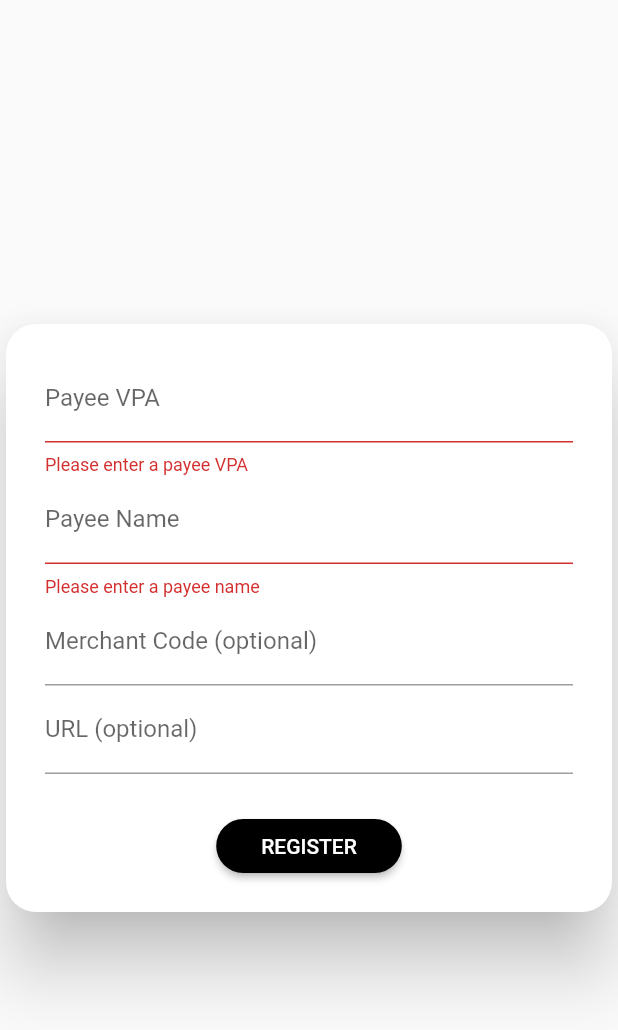
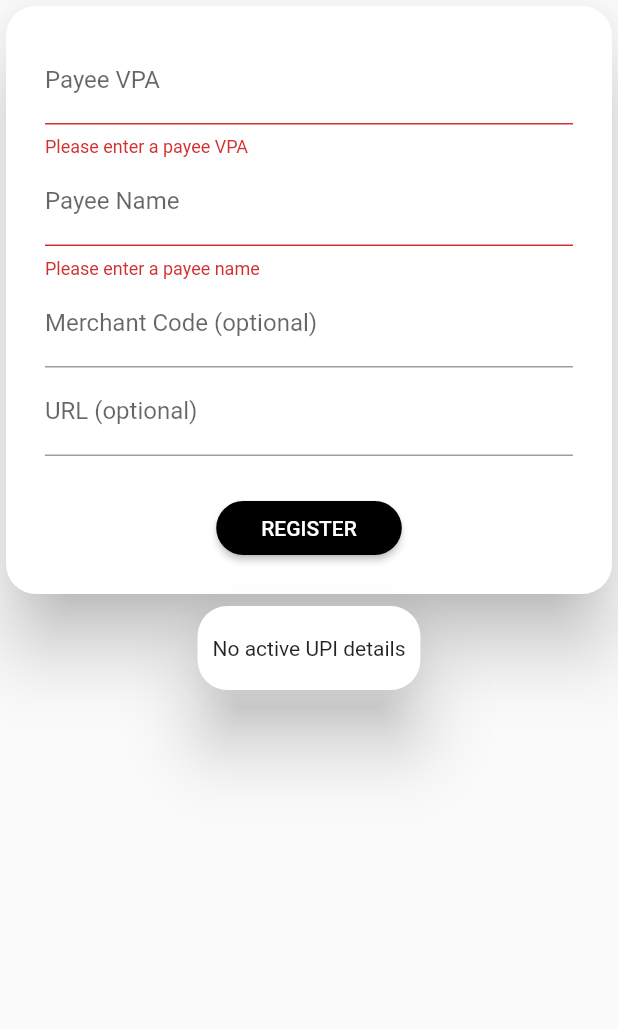
Before and after one commit to kartiksheoranexe/inven-frontend, a Flutter app: the RegisterUpiWidget screen opened directly, after a tap on "REGISTER", on a phone screen of 412 x 824 dp. Shown: the top 1030 px of the screen. Run offline on Flutter 3.47's test engine with Material 2 defaults, Android fonts, the phone set to English and light mode, and no system bars; our stand-ins replace file_picker, flutter_typeahead, permission_handler, pie_chart, shared_preferences; missing offline and left inert: android_intent_plus; accounts and stored records are empty; network calls fail.

Commit message:
upi details view and delete

```diff
--- a/lib/code/config.dart
+++ b/lib/code/config.dart
@@ -1,5 +1,4 @@
 class AppConfig {
   static const String host = '192.168.29.254';
-
   static const int port = 8000;
 }
--- /dev/null
+++ b/lib/code/deleteupiapi.dart
@@ -0,0 +1,24 @@
+import 'dart:convert';
+import 'package:http/http.dart' as http;
+import 'config.dart';
+import 'package:inven/code/loginapi.dart';
+
+Future<void> deleteUpiDetails(String upi) async {
+  final url = 'http://${AppConfig.host}:${AppConfig.port}/inventory/del_upi_details/';
+  String? authToken = await AuthStorage.getToken();
+
+  final response = await http.delete(
+    Uri.parse(url),
+    headers: {
+      'Content-Type': 'application/json',
+      'Authorization': 'Token $authToken',
+    },
+    body: jsonEncode({
+      'upi': upi,
+    }),
+  );
+
+  if (response.statusCode != 200) {
+    throw Exception('Failed to delete UPI details');
+  }
+}
--- /dev/null
+++ b/lib/code/showupidetailsapi.dart
@@ -0,0 +1,23 @@
+import 'dart:convert';
+import 'config.dart';
+import 'package:inven/code/loginapi.dart';
+import 'package:http/http.dart' as http;
+
+Future<List<dynamic>> getUpiDetails() async {
+  final String url = 'http://${AppConfig.host}:${AppConfig.port}/inventory/list_upi_details/';
+  String? authToken = await AuthStorage.getToken();
+
+  final response = await http.get(
+    Uri.parse(url),
+    headers: {
+      'Content-Type': 'application/json',
+      'Authorization': 'Token $authToken',
+    },
+  );
+
+  if (response.statusCode == 200) {
+    return json.decode(response.body);
+  } else {
+    throw Exception('Failed to load UPI details');
+  }
+}
--- a/lib/screens/businesstypes/medicine/dashboard.dart
+++ b/lib/screens/businesstypes/medicine/dashboard.dart
@@ -489,8 +489,10 @@ class _DashboardWidgetState extends State<DashboardWidget> {
                           title: Text('Item added to checkout'),
                           content: Text('Add more items?'),
                           actions: [
+                            Row(
+                              children: [
                                 MyButton(
-                              text: 'Go to Checkout',
+                                  text: 'Checkout',
                                   onPressed: () {
                                     // Close the dialog
                                     Navigator.of(context).pop();
@@ -502,6 +504,7 @@ class _DashboardWidgetState extends State<DashboardWidget> {
                                     );
                                   },
                                 ),
+                                SizedBox(height: 5,),
                                 MyButton(
                                   text: 'Add More Items',
                                   onPressed: () {
@@ -513,6 +516,9 @@ class _DashboardWidgetState extends State<DashboardWidget> {
                                     );
                                   },
                                 ),
+                              ],
+                            ),
+
                           ],
                         ),
                       );
--- a/lib/screens/businesstypes/medicine/registerupi.dart
+++ b/lib/screens/businesstypes/medicine/registerupi.dart
@@ -3,6 +3,9 @@ import 'package:inven/screens/customcard.dart';
 import 'package:inven/screens/button.dart';
 import 'package:inven/screens/mydiologbox.dart';
 import 'package:inven/code/registerupiapi.dart';
+
+import '../../../code/deleteupiapi.dart';
+import '../../../code/showupidetailsapi.dart';
 
 class RegisterUpiWidget extends StatefulWidget {
   @override
@@ -16,11 +19,35 @@ class _RegisterUpiWidgetState extends State<RegisterUpiWidget> {
   String _merchantCode = '';
   String _url = '';
 
+  List<dynamic> upiDetails = [];
+
+  void fetchUpiDetails() async {
+    try {
+      List<dynamic> details = await getUpiDetails();
+      setState(() {
+        upiDetails = details;
+      });
+    } catch (e) {
+      print('Error: $e');
+    }
+  }
+
+
+  @override
+  void initState() {
+    super.initState();
+    fetchUpiDetails(); // Fetch the UPI details when the widget is initialized
+  }
+
+
+
   @override
   Widget build(BuildContext context) {
     return Scaffold(
       body: Center(
-        child: CustomCard(
+        child: Column(
+          children: [
+            CustomCard(
               child: Padding(
                 padding: const EdgeInsets.symmetric(horizontal: 16.0),
                 child: Form(
@@ -108,6 +135,47 @@ class _RegisterUpiWidgetState extends State<RegisterUpiWidget> {
                 ),
               ),
             ),
+            CustomCard(
+              child: upiDetails.length > 0
+                  ? Column(
+                crossAxisAlignment: CrossAxisAlignment.start,
+                children: [
+                  Text(
+                    'ACTIVE',
+                    style: TextStyle(
+                      fontSize: 20,
+                      fontWeight: FontWeight.bold,
+                      fontFamily: 'SansSerif',
+                    ),
+                  ),
+                  SizedBox(height: 25),
+                  Text('UPI: ${upiDetails[0]['payee_vpa']}', style: TextStyle(fontWeight: FontWeight.bold)),
+                  SizedBox(height: 20),
+                  Text('Name: ${upiDetails[0]['payee_name']}', style: TextStyle(fontWeight: FontWeight.bold)),
+                  SizedBox(height: 20),
+                  Text('Merchant Code: ${upiDetails[0]['merchant_code']}', style: TextStyle(fontWeight: FontWeight.bold)),
+                  SizedBox(height: 20),
+                  Text('URL: ${upiDetails[0]['url']}', style: TextStyle(fontWeight: FontWeight.bold)),
+                  SizedBox(height: 16),
+                  MyButton(
+                    text: 'DELETE',
+                    onPressed: () async {
+                      try {
+                        await deleteUpiDetails(upiDetails[0]['payee_vpa']);
+                        // Call a function to refresh the UPI details shown on the screen
+                        fetchUpiDetails();
+                      } catch (e) {
+                        print('Error: $e');
+                        // Optionally, you can show a dialog or a Snackbar with an error message
+                      }
+                    },
+                  ),
+                ],
+              )
+                  : Text('No active UPI details'),
+            )
+          ],
+        ),
       ),
     );
   }
```
Lines whose indentation alone changed are shown as unchanged.
